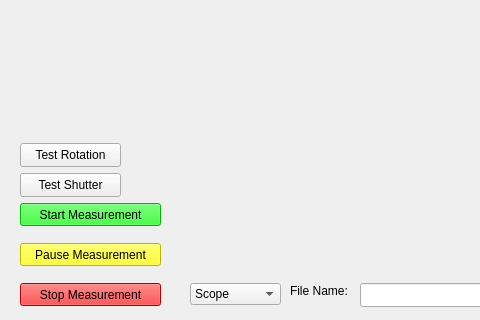
The window that Avasoft_thorlabs_kikkare/main_window.ui (AlwaysLati/thorlabs_rotation_stage_controller) describes before a commit, drawn with Qt 5; both pictures show x 0 to 480 and y 136 to 456 of the 679 by 456 pixel window.
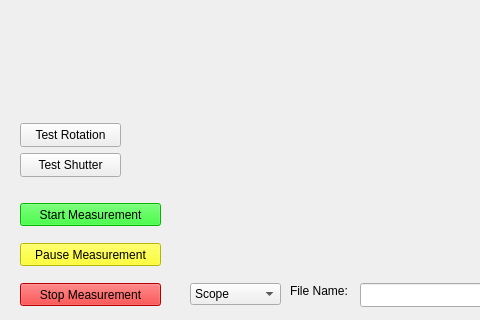
The same window after the commit. Custom widgets are drawn as their Qt base class.

Diff of the .ui file:
```diff
--- a/Avasoft_thorlabs_kikkare/main_window.ui
+++ b/Avasoft_thorlabs_kikkare/main_window.ui
@@ -130,7 +130,7 @@
     <property name="geometry">
      <rect>
       <x>20</x>
-      <y>260</y>
+      <y>240</y>
       <width>101</width>
       <height>24</height>
      </rect>
@@ -143,7 +143,7 @@
     <property name="geometry">
      <rect>
       <x>20</x>
-      <y>290</y>
+      <y>270</y>
       <width>101</width>
       <height>24</height>
      </rect>
```
